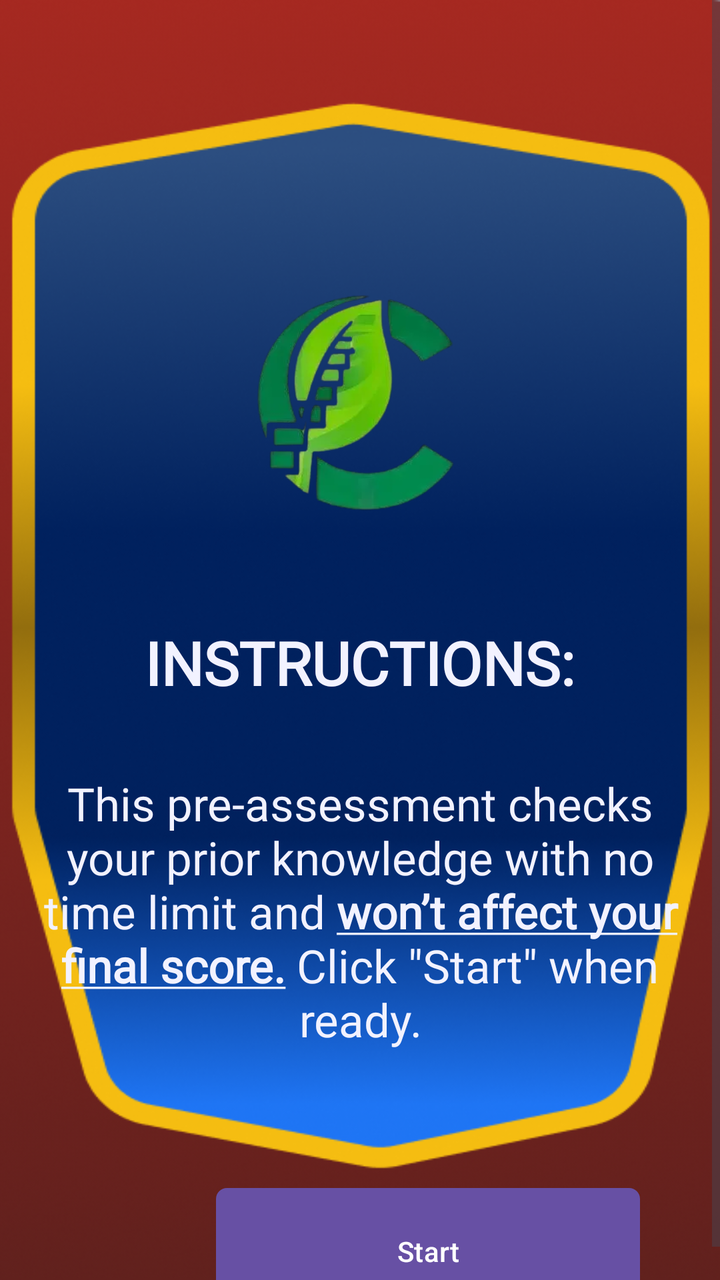
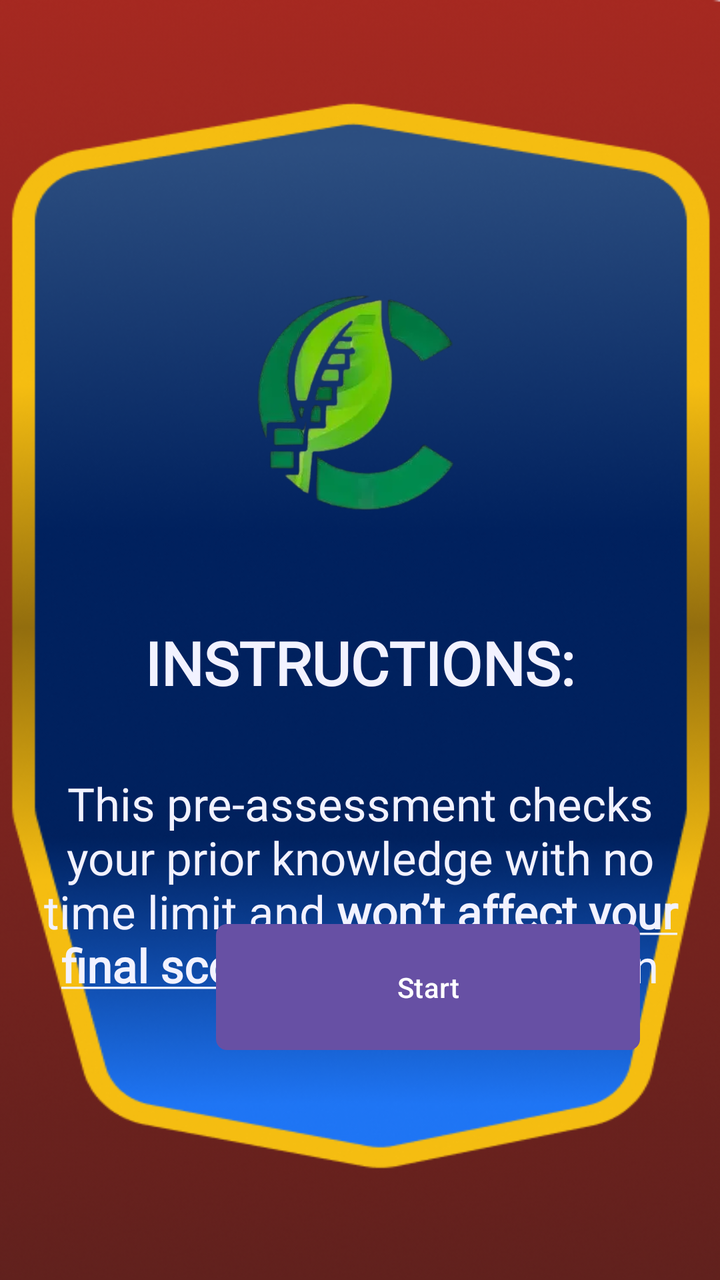

Before-and-after screenshots of an Android layout around one commit, followed by the original layout XML and the change that was made.
<!-- AndroidManifest.xml: application theme Theme.CVERDETOTOO -->
<!-- res/layout/activity_pre_assess1.xml -->
<?xml version="1.0" encoding="utf-8"?>
<ScrollView xmlns:android="http://schemas.android.com/apk/res/android"
    xmlns:app="http://schemas.android.com/apk/res-auto"
    android:layout_width="match_parent"
    android:layout_height="match_parent"
    android:background="@drawable/prebg1">

    <RelativeLayout
        android:layout_width="match_parent"
        android:layout_height="wrap_content">

        <ImageView
            android:id="@+id/imageView"
            android:layout_width="212dp"
            android:layout_height="212sp"
            android:layout_marginTop="90sp"
            android:layout_marginStart="16sp"
            android:layout_marginEnd="16sp"
            android:layout_gravity="center"
            android:contentDescription="@string/logo_description"
            android:layout_centerHorizontal="true"
            app:srcCompat="@drawable/final_logo" />

        <TextView
            android:id="@+id/preinstruc1"
            android:layout_width="wrap_content"
            android:layout_height="wrap_content"
            android:layout_below="@id/imageView"
            android:layout_centerHorizontal="true"
            android:layout_marginTop="9sp"
            android:fontFamily="@font/poppins_bold"
            android:gravity="center"
            android:text="@string/instruc"
            android:textColor="@color/WBlue"
            android:textSize="30sp"
            android:textStyle="bold" />

        
        <TextView
            android:id="@+id/motivationalText"
            android:layout_width="match_parent"
            android:layout_height="wrap_content"
            android:layout_below="@id/preinstruc1"
            android:layout_centerHorizontal="true"
            android:layout_marginTop="35sp"
            android:layout_marginStart="16sp"
            android:layout_marginEnd="16sp"
            android:fontFamily="@font/poppinsregular"
            android:gravity="center"
            android:text="@string/instrucpreassess"
            android:textColor="@color/WBlue"
            android:textSize="23sp" />

        <Button
            android:id="@+id/prebtnstart1"
            android:layout_width="212dp"
            android:layout_height="63dp"
            android:layout_below="@+id/motivationalText"
            android:layout_alignParentStart="true"
            android:layout_alignParentBottom="true"
            android:layout_marginStart="108dp"
            android:layout_marginBottom="69dp"
            android:background="@drawable/preassesbtn"
            android:text="@string/start" />

    </RelativeLayout>

</ScrollView>
<!-- resources referenced by this layout -->
<resources>
  <color name="WBlue">#F2F2FF</color>
  <!-- drawable final_logo: webp bitmap (drawable, 15114 bytes) -->
  <!-- drawable preassesbtn (drawable) -->
  <?xml version="1.0" encoding="utf-8"?>
  <shape android:shape="rectangle"
      xmlns:android="http://schemas.android.com/apk/res/android">
  
      <gradient android:startColor="@color/BGreen" android:endColor="@color/LGreen"
          android:type="linear" android:width="3dp"/>
      <corners android:radius="5dp"/>
      <stroke android:color="@color/Green" android:width="1dp"/>
  </shape>
  <!-- drawable prebg1: png bitmap (drawable, 189124 bytes) -->
  <string name="instruc">INSTRUCTIONS:</string>
  <string name="instrucpreassess">This pre-assessment checks your prior knowledge with no time limit and <b><u>won’t affect your final score.</u></b> Click \"Start\" when ready.</string>
  <string name="logo_description">\n</string>
  <string name="start">Start</string>
  <style name="Theme.CVERDETOTOO" parent="Base.Theme.CVERDETOTOO" />
  <color name="BGreen">#ABC992</color>
  <color name="LGreen">#ACB992</color>
  <color name="Green">#464E2E</color>
  <style name="Base.Theme.CVERDETOTOO" parent="Theme.Material3.DayNight.NoActionBar">
          
          
      </style>
</resources>

<!-- the commit's change to res/layout/activity_pre_assess1.xml (unified diff, before → after) -->
@@ -55,7 +55,6 @@
             android:id="@+id/prebtnstart1"
             android:layout_width="212dp"
             android:layout_height="63dp"
-            android:layout_below="@+id/motivationalText"
             android:layout_alignParentStart="true"
             android:layout_alignParentBottom="true"
             android:layout_marginStart="108dp"
